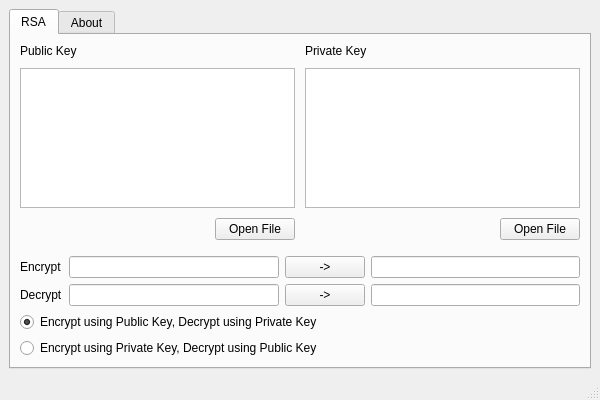
Before: the Qt Designer form mainwindow.ui in iyxan23/rsa-tools, drawn with Qt 5.
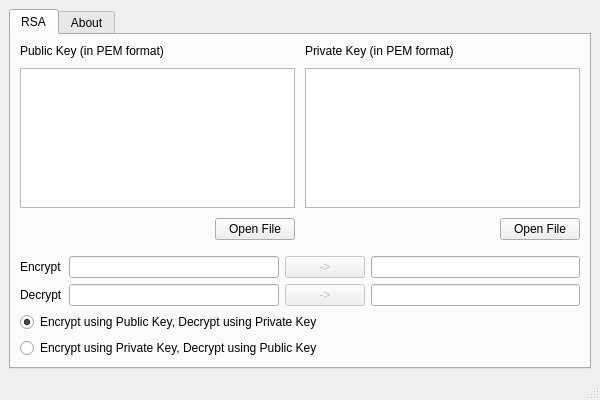
After: the same form once the commit is applied. Icons and pictures are not drawn.

Commit message: add: Disable and enable buttons accordingly

What changed in the file:
```diff
--- a/mainwindow.ui
+++ b/mainwindow.ui
@@ -44,7 +44,7 @@
             <item>
              <widget class="QLabel" name="label_2">
               <property name="text">
-               <string>Public Key</string>
+               <string>Public Key (in PEM format)</string>
               </property>
              </widget>
             </item>
@@ -85,7 +85,7 @@
             <item>
              <widget class="QLabel" name="label">
               <property name="text">
-               <string>Private Key</string>
+               <string>Private Key (in PEM format)</string>
               </property>
              </widget>
             </item>
@@ -149,7 +149,10 @@
                <widget class="QLineEdit" name="lineEdit_2"/>
               </item>
               <item>
-               <widget class="QPushButton" name="pushButton_3">
+               <widget class="QPushButton" name="encrypt_button">
+                <property name="enabled">
+                 <bool>false</bool>
+                </property>
                 <property name="sizePolicy">
                  <sizepolicy hsizetype="Minimum" vsizetype="Fixed">
                   <horstretch>0</horstretch>
@@ -179,7 +182,10 @@
                <widget class="QLineEdit" name="lineEdit_3"/>
               </item>
               <item>
-               <widget class="QPushButton" name="pushButton_4">
+               <widget class="QPushButton" name="decrypt_button">
+                <property name="enabled">
+                 <bool>false</bool>
+                </property>
                 <property name="text">
                  <string>-&gt;</string>
                 </property>
```
Left out of the diff: 14 changed lines with no effect on the pictures. The commit also changes 2 other files.
